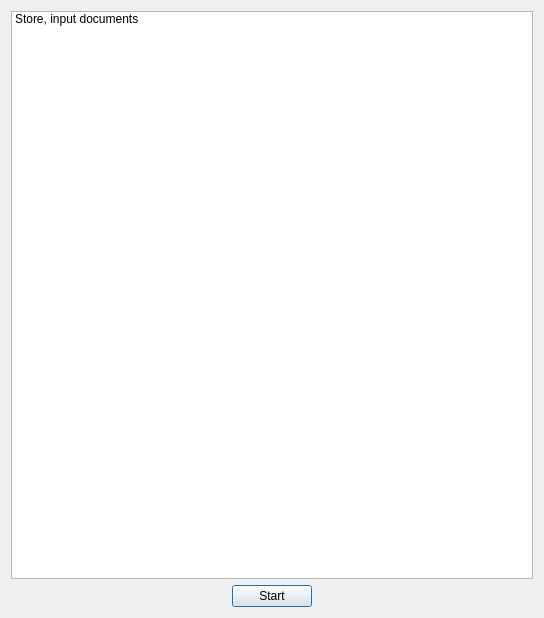
Old version of the form FrontDesk/c5checkdatabase.ui in the repository End1-1/Cafe5.
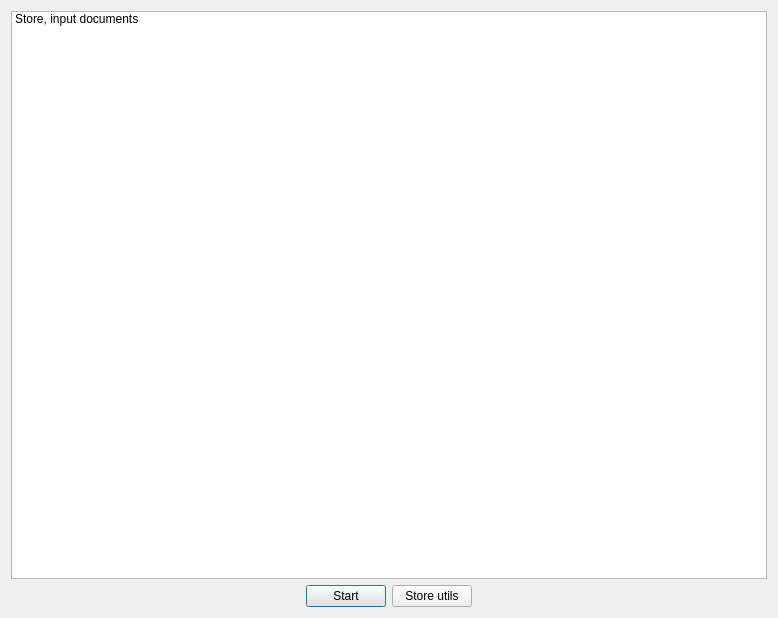
New version of the form.

```diff
--- a/FrontDesk/c5checkdatabase.ui
+++ b/FrontDesk/c5checkdatabase.ui
@@ -6,7 +6,7 @@
    <rect>
     <x>0</x>
     <y>0</y>
-    <width>544</width>
+    <width>778</width>
     <height>618</height>
    </rect>
   </property>
@@ -65,6 +65,13 @@
         </property>
        </widget>
       </item>
+      <item>
+       <widget class="QPushButton" name="btnStoreUtlis">
+        <property name="text">
+         <string>Store utils</string>
+        </property>
+       </widget>
+      </item>
       <item>
        <spacer name="horizontalSpacer_2">
         <property name="orientation">
```
